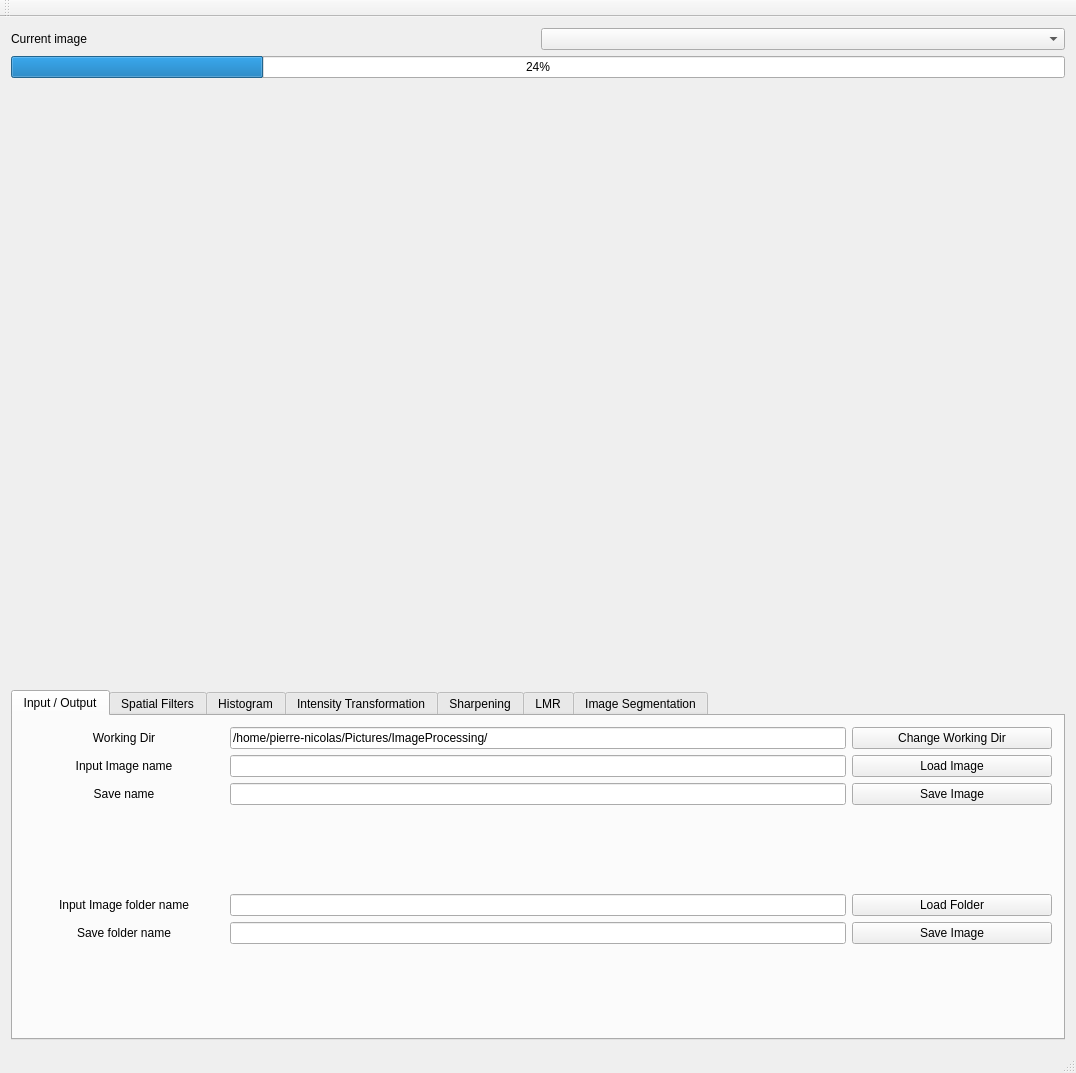
Qt form mainwindow.ui (PNPiquin/ImageProcessing) before a commit.
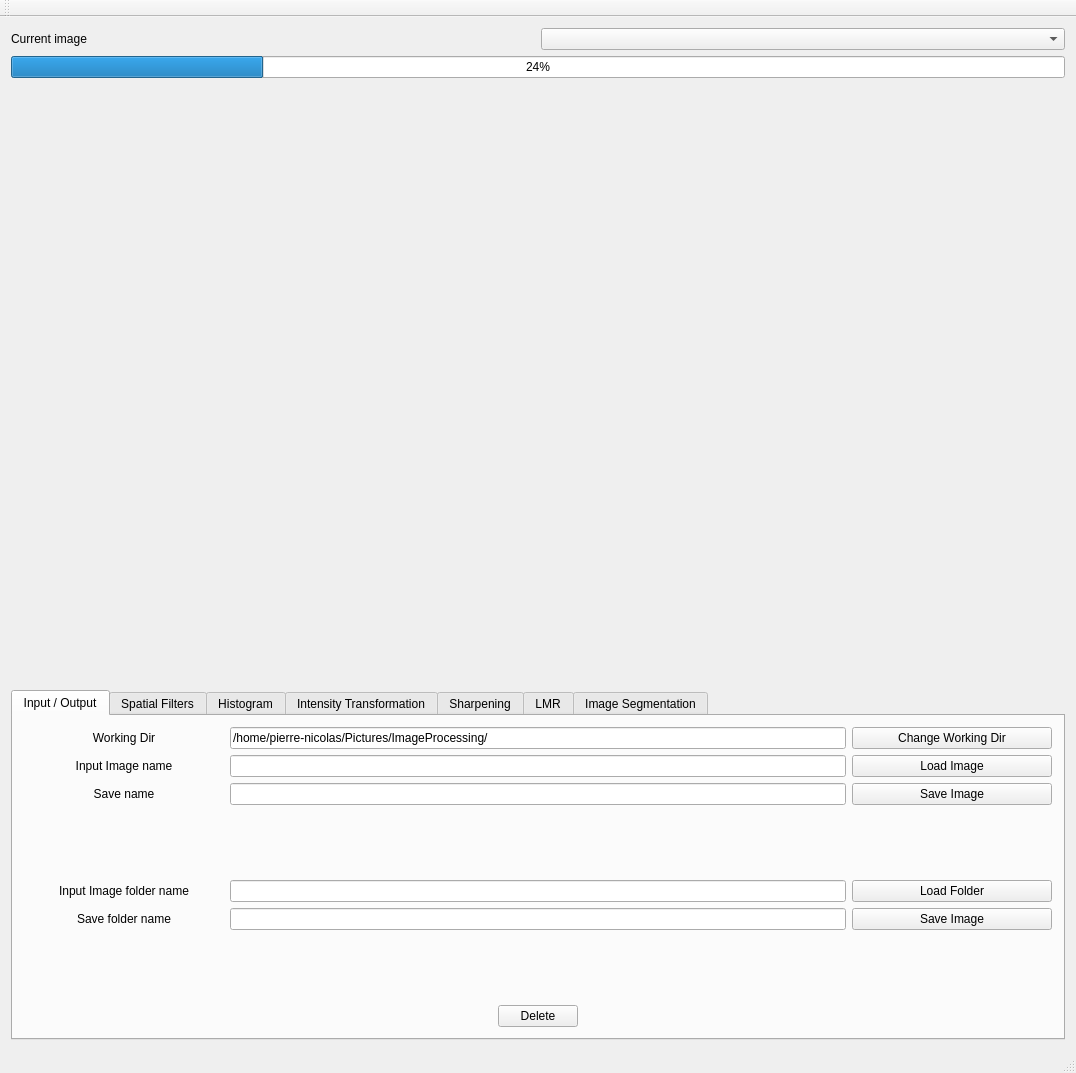
The same form after that commit. The open tabs and pages were chosen to show the change.

Commit message: Add the option to delete an image group

```diff
--- a/mainwindow.ui
+++ b/mainwindow.ui
@@ -278,6 +278,46 @@
           </property>
          </spacer>
         </item>
+        <item>
+         <layout class="QHBoxLayout" name="horizontalLayout_32">
+          <property name="topMargin">
+           <number>0</number>
+          </property>
+          <item>
+           <spacer name="horizontalSpacer_32">
+            <property name="orientation">
+             <enum>Qt::Horizontal</enum>
+            </property>
+            <property name="sizeHint" stdset="0">
+             <size>
+              <width>40</width>
+              <height>20</height>
+             </size>
+            </property>
+           </spacer>
+          </item>
+          <item>
+           <widget class="QPushButton" name="delete_push_button">
+            <property name="text">
+             <string>Delete</string>
+            </property>
+           </widget>
+          </item>
+          <item>
+           <spacer name="horizontalSpacer_33">
+            <property name="orientation">
+             <enum>Qt::Horizontal</enum>
+            </property>
+            <property name="sizeHint" stdset="0">
+             <size>
+              <width>40</width>
+              <height>20</height>
+             </size>
+            </property>
+           </spacer>
+          </item>
+         </layout>
+        </item>
        </layout>
       </widget>
       <widget class="QWidget" name="edge_tab">
```
Left out of the diff: 2 changed lines with no effect on the pictures. The commit also changes 4 other files.
